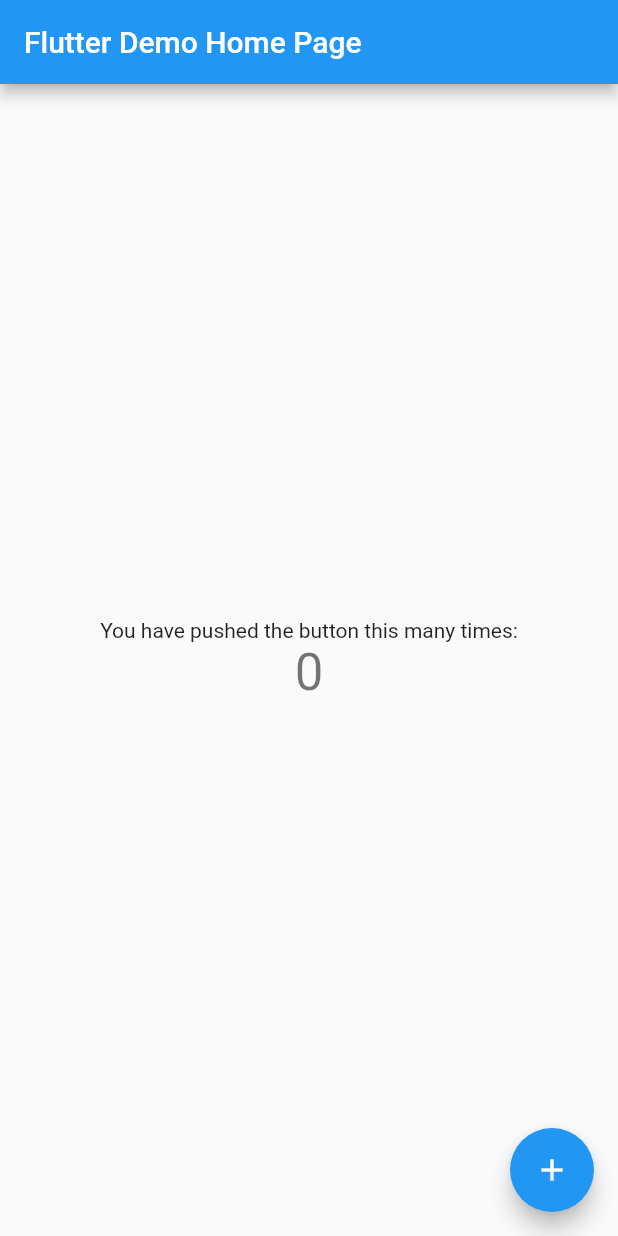
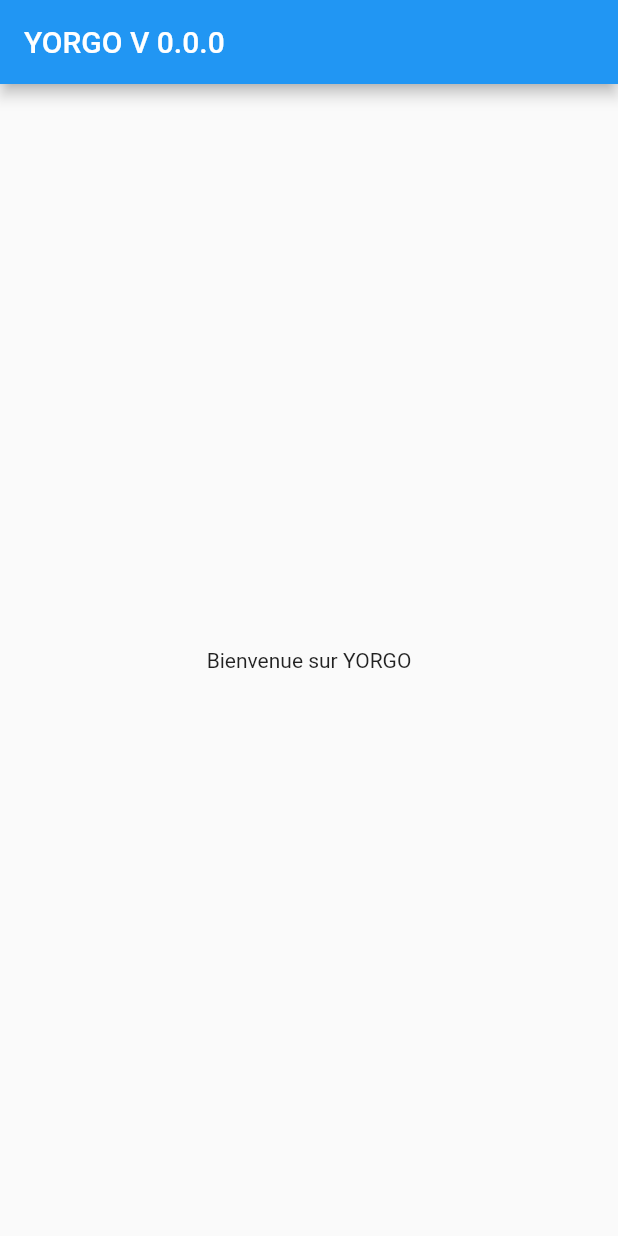
Before and after one commit to MythaelX/YORGO-V1, a Flutter app: the screen it shows after launch, on a phone screen of 412 x 824 dp. Run offline on Flutter 3.47's test engine with Material 2 defaults, Android fonts, the phone set to English and light mode, and no system bars.

Commit message:
home views

```diff
--- a/lib/main.dart
+++ b/lib/main.dart
@@ -5,39 +5,21 @@
 }
 
 class MyApp extends StatelessWidget {
-  // This widget is the root of your application.
   @override
   Widget build(BuildContext context) {
     return MaterialApp(
-      title: 'Flutter Demo',
+      debugShowCheckedModeBanner: false,
+      title: 'YORGO',
       theme: ThemeData(
-        // This is the theme of your application.
-        //
-        // Try running your application with "flutter run". You'll see the
-        // application has a blue toolbar. Then, without quitting the app, try
-        // changing the primarySwatch below to Colors.green and then invoke
-        // "hot reload" (press "r" in the console where you ran "flutter run",
-        // or simply save your changes to "hot reload" in a Flutter IDE).
-        // Notice that the counter didn't reset back to zero; the application
-        // is not restarted.
         primarySwatch: Colors.blue,
       ),
-      home: MyHomePage(title: 'Flutter Demo Home Page'),
+      home: MyHomePage(title: 'YORGO V 0.0.0'),
     );
   }
 }
 
 class MyHomePage extends StatefulWidget {
   MyHomePage({Key key, this.title}) : super(key: key);
-
-  // This widget is the home page of your application. It is stateful, meaning
-  // that it has a State object (defined below) that contains fields that affect
-  // how it looks.
-
-  // This class is the configuration for the state. It holds the values (in this
-  // case the title) provided by the parent (in this case the App widget) and
-  // used by the build method of the State. Fields in a Widget subclass are
-  // always marked "final".
 
   final String title;
 
@@ -46,68 +28,22 @@
 }
 
 class _MyHomePageState extends State<MyHomePage> {
-  int _counter = 0;
-
-  void _incrementCounter() {
-    setState(() {
-      // This call to setState tells the Flutter framework that something has
-      // changed in this State, which causes it to rerun the build method below
-      // so that the display can reflect the updated values. If we changed
-      // _counter without calling setState(), then the build method would not be
-      // called again, and so nothing would appear to happen.
-      _counter++;
-    });
-  }
-
   @override
   Widget build(BuildContext context) {
-    // This method is rerun every time setState is called, for instance as done
-    // by the _incrementCounter method above.
-    //
-    // The Flutter framework has been optimized to make rerunning build methods
-    // fast, so that you can just rebuild anything that needs updating rather
-    // than having to individually change instances of widgets.
     return Scaffold(
       appBar: AppBar(
-        // Here we take the value from the MyHomePage object that was created by
-        // the App.build method, and use it to set our appbar title.
         title: Text(widget.title),
       ),
       body: Center(
-        // Center is a layout widget. It takes a single child and positions it
-        // in the middle of the parent.
         child: Column(
-          // Column is also a layout widget. It takes a list of children and
-          // arranges them vertically. By default, it sizes itself to fit its
-          // children horizontally, and tries to be as tall as its parent.
-          //
-          // Invoke "debug painting" (press "p" in the console, choose the
-          // "Toggle Debug Paint" action from the Flutter Inspector in Android
-          // Studio, or the "Toggle Debug Paint" command in Visual Studio Code)
-          // to see the wireframe for each widget.
-          //
-          // Column has various properties to control how it sizes itself and
-          // how it positions its children. Here we use mainAxisAlignment to
-          // center the children vertically; the main axis here is the vertical
-          // axis because Columns are vertical (the cross axis would be
-          // horizontal).
           mainAxisAlignment: MainAxisAlignment.center,
           children: <Widget>[
             Text(
-              'You have pushed the button this many times:',
-            ),
-            Text(
-              '$_counter',
-              style: Theme.of(context).textTheme.headline4,
+              'Bienvenue sur YORGO',
             ),
           ],
         ),
       ),
-      floatingActionButton: FloatingActionButton(
-        onPressed: _incrementCounter,
-        tooltip: 'Increment',
-        child: Icon(Icons.add),
-      ), // This trailing comma makes auto-formatting nicer for build methods.
     );
   }
 }
--- a/pubspec.yaml
+++ b/pubspec.yaml
@@ -23,7 +23,9 @@
 dependencies:
   flutter:
     sdk: flutter
-
+  provider: ^4.3.2+2
+  http: ^0.12.2
+  flutter_secure_storage: ^3.3.4
 
   # The following adds the Cupertino Icons font to your application.
   # Use with the CupertinoIcons class for iOS style icons.
```
Also changed, not shown: lib/views/home/home_views.dart (added, +33 -0 lines), pubspec.lock.
